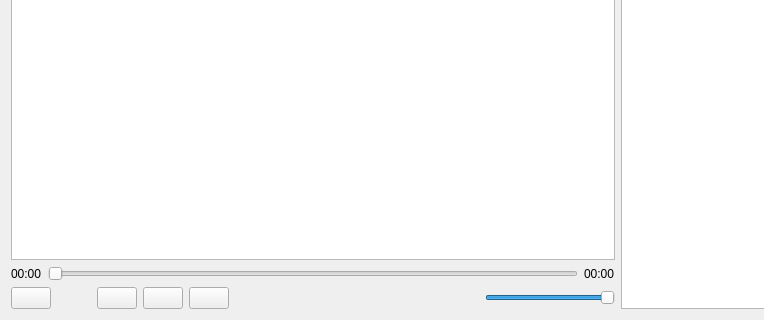
Above: ui/opened_project_frame.ui from tud-zih-energy/voice-annotation-tool before the change; both pictures show x 0 to 764 and y 420 to 740 of the 1235 by 740 pixel window. Below: the same form after it.
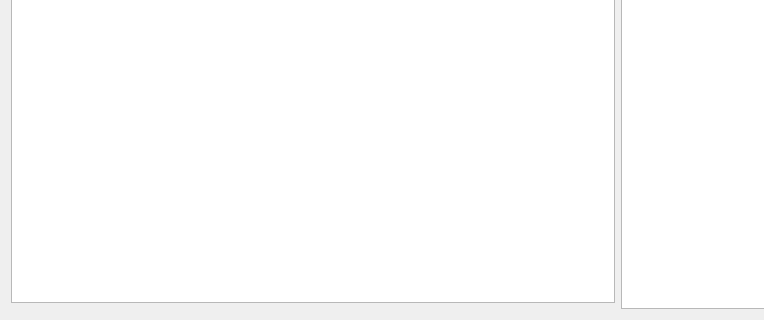
That is the form after the change. Icons and pictures are not drawn. Custom widgets are drawn as their Qt base class.

Commit message:
Move audio playback UI into AudioPlaybackWidget class (#25)
* Move audio playback UI into AudioPlaybackWidget class
* Add playback widget as custom widget inside opened_project_frame.ui

Patch:
```diff
--- a/ui/opened_project_frame.ui
+++ b/ui/opened_project_frame.ui
@@ -148,168 +148,7 @@
       <widget class="QTextEdit" name="annotationEdit"/>
      </item>
      <item>
-      <layout class="QHBoxLayout" name="playbackInfo">
-       <item>
-        <widget class="QLabel" name="elapsedTimeLabel">
-         <property name="text">
-          <string notr="true">00:00</string>
-         </property>
-        </widget>
-       </item>
-       <item>
-        <widget class="QSlider" name="timeSlider">
-         <property name="orientation">
-          <enum>Qt::Horizontal</enum>
-         </property>
-        </widget>
-       </item>
-       <item>
-        <widget class="QLabel" name="totalTimeLabel">
-         <property name="text">
-          <string notr="true">00:00</string>
-         </property>
-        </widget>
-       </item>
-      </layout>
-     </item>
-     <item>
-      <layout class="QHBoxLayout" name="playbackButtons">
-       <item>
-        <widget class="QPushButton" name="playPauseButton">
-         <property name="toolTip">
-          <string>Play / Pause</string>
-         </property>
-         <property name="icon">
-          <iconset resource="../resources.qrc">
-           <normaloff>:/playback/play</normaloff>:/playback/play</iconset>
-         </property>
-         <property name="shortcut">
-          <string>Ctrl+Return</string>
-         </property>
-        </widget>
-       </item>
-       <item>
-        <spacer name="horizontalSpacer">
-         <property name="orientation">
-          <enum>Qt::Horizontal</enum>
-         </property>
-         <property name="sizeType">
-          <enum>QSizePolicy::Preferred</enum>
-         </property>
-         <property name="sizeHint" stdset="0">
-          <size>
-           <width>40</width>
-           <height>20</height>
-          </size>
-         </property>
-        </spacer>
-       </item>
-       <item>
-        <widget class="QPushButton" name="previousButton">
-         <property name="toolTip">
-          <string>Previous sample</string>
-         </property>
-         <property name="text">
-          <string/>
-         </property>
-         <property name="icon">
-          <iconset resource="../resources.qrc">
-           <normaloff>:/playback/back</normaloff>:/playback/back</iconset>
-         </property>
-         <property name="shortcut">
-          <string>Ctrl+PgUp</string>
-         </property>
-        </widget>
-       </item>
-       <item>
-        <widget class="QPushButton" name="stopButton">
-         <property name="toolTip">
-          <string>Stop</string>
-         </property>
-         <property name="text">
-          <string/>
-         </property>
-         <property name="icon">
-          <iconset resource="../resources.qrc">
-           <normaloff>:/playback/stop</normaloff>:/playback/stop</iconset>
-         </property>
-         <property name="shortcut">
-          <string>Ctrl+P</string>
-         </property>
-        </widget>
-       </item>
-       <item>
-        <widget class="QPushButton" name="nextButton">
-         <property name="toolTip">
-          <string>Next sample</string>
-         </property>
-         <property name="text">
-          <string/>
-         </property>
-         <property name="icon">
-          <iconset resource="../resources.qrc">
-           <normaloff>:/playback/skip</normaloff>:/playback/skip</iconset>
-         </property>
-         <property name="shortcut">
-          <string>Ctrl+PgDown</string>
-         </property>
-        </widget>
-       </item>
-       <item>
-        <spacer name="horizontalSpacer_2">
-         <property name="orientation">
-          <enum>Qt::Horizontal</enum>
-         </property>
-         <property name="sizeHint" stdset="0">
-          <size>
-           <width>40</width>
-           <height>20</height>
-          </size>
-         </property>
-        </spacer>
-       </item>
-       <item>
-        <widget class="QLabel" name="volumeLabel">
-         <property name="sizePolicy">
-          <sizepolicy hsizetype="Maximum" vsizetype="Preferred">
-           <horstretch>0</horstretch>
-           <verstretch>0</verstretch>
-          </sizepolicy>
-         </property>
-         <property name="text">
-          <string/>
-         </property>
-         <property name="pixmap">
-          <pixmap resource="../resources.qrc">:/playback/volume</pixmap>
-         </property>
-        </widget>
-       </item>
-       <item>
-        <widget class="QSlider" name="volumeSlider">
-         <property name="sizePolicy">
-          <sizepolicy hsizetype="Preferred" vsizetype="Fixed">
-           <horstretch>0</horstretch>
-           <verstretch>0</verstretch>
-          </sizepolicy>
-         </property>
-         <property name="minimumSize">
-          <size>
-           <width>130</width>
-           <height>0</height>
-          </size>
-         </property>
-         <property name="maximum">
-          <number>100</number>
-         </property>
-         <property name="value">
-          <number>100</number>
-         </property>
-         <property name="orientation">
-          <enum>Qt::Horizontal</enum>
-         </property>
-        </widget>
-       </item>
-      </layout>
+      <widget class="AudioPlaybackWidget" name="audioPlaybackWidget"/>
      </item>
     </layout>
    </item>
@@ -348,6 +187,14 @@
    </item>
   </layout>
  </widget>
+ <customwidgets>
+  <customwidget>
+   <class>AudioPlaybackWidget</class>
+   <extends>QFrame</extends>
+   <header>.audio_playback_widget</header>
+   <container>1</container>
+  </customwidget>
+ </customwidgets>
  <resources>
   <include location="../resources.qrc"/>
   <include location="../../resources.qrc"/>
```
Left out of the diff: 51 changed lines with no effect on the pictures. The commit also changes 7 other files.
